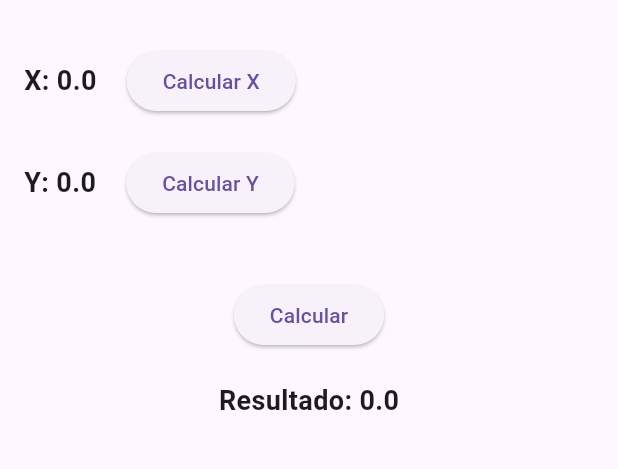
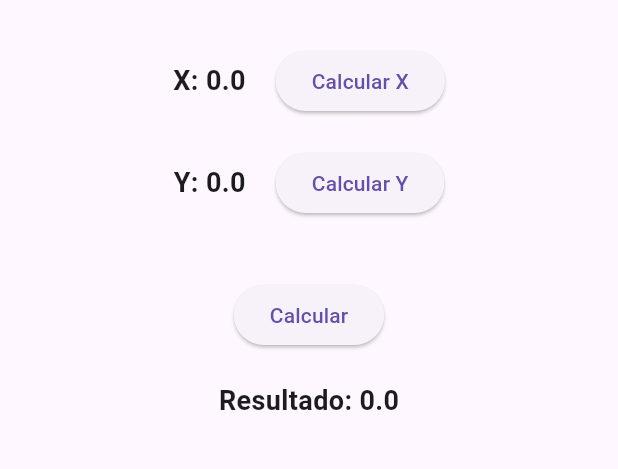
Before and after one commit to brunojamelli/calculadora_simples, a Flutter app: the screen it shows after launch, on a phone screen of 412 x 824 dp, the part 63-532 px from its top. Run offline on Flutter 3.47's test engine with Material 3 defaults, Android fonts, the phone set to English and light mode, and no system bars.

Commit message:
feat: centralizando os TextFields e Botões de entrada de informações

```diff
--- a/lib/main.dart
+++ b/lib/main.dart
@@ -65,7 +65,9 @@ class _Tela1State extends State<Tela1> {
         child: Column(
           crossAxisAlignment: CrossAxisAlignment.start,
           children: [
-            Row(
+            Center(
+              child: Row(
+                mainAxisAlignment: MainAxisAlignment.center,
                 children: [
                   Text(
                     'X: $x',
@@ -78,8 +80,11 @@ class _Tela1State extends State<Tela1> {
                   ),
                 ],
               ),
+            ),
             SizedBox(height: 20),
-            Row(
+            Center(
+              child: Row(
+                mainAxisAlignment: MainAxisAlignment.center,
                 children: [
                   Text(
                     'Y: $y',
@@ -91,6 +96,7 @@ class _Tela1State extends State<Tela1> {
                     child: Text('Calcular Y'),
                   ),
                 ],
+              ),
             ),
             SizedBox(height: 40),
             Center(
```
Lines whose indentation alone changed are shown as unchanged.
